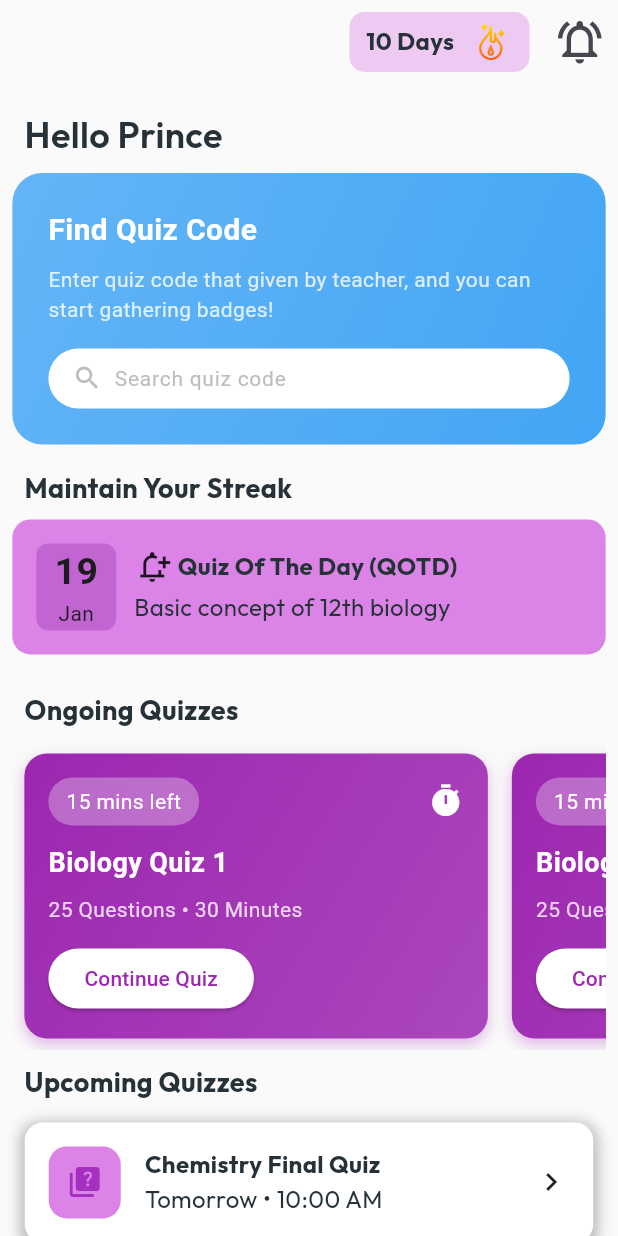
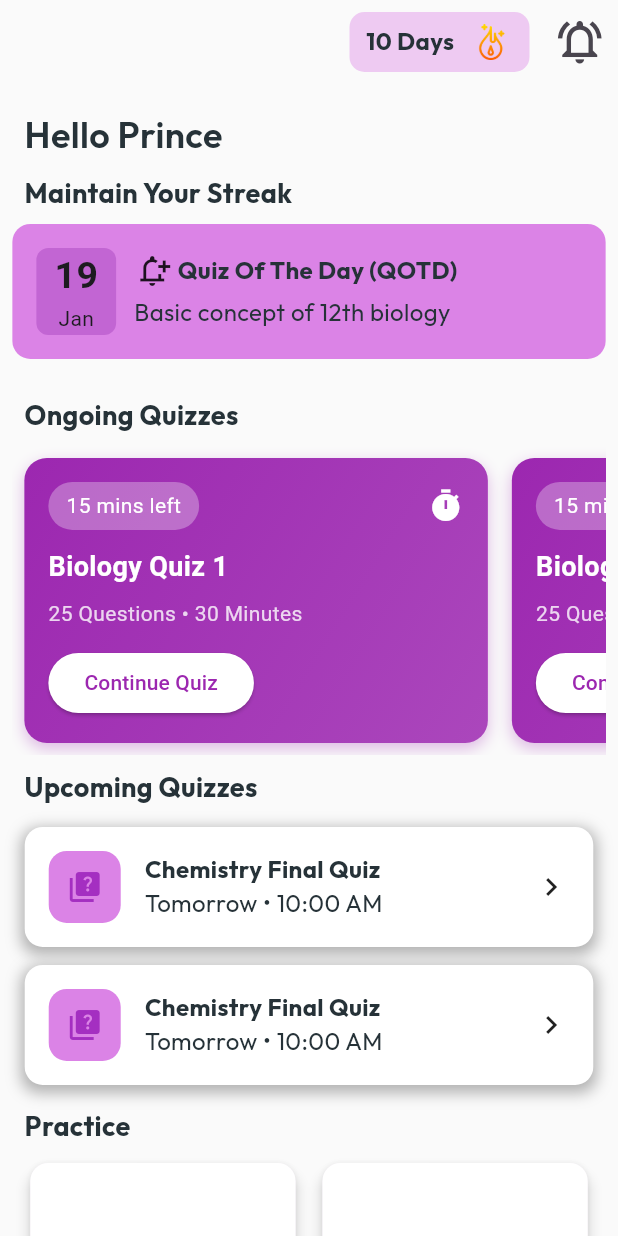
Before and after one commit to princebhagat08/Quiz-App, a Flutter app: the screen it shows after launch, on a phone screen of 412 x 824 dp. Run offline on Flutter 3.47's test engine with Material 3 defaults, Android fonts, the phone set to English and light mode, and no system bars; our stand-ins replace flutter_html, fluttertoast, get, google_fonts.

Commit message:
home page ui updated

```diff
--- a/lib/screens/home_screen.dart
+++ b/lib/screens/home_screen.dart
@@ -47,12 +47,12 @@
                   padding: const EdgeInsets.only(left: 8.0, bottom: 0.8),
                   child: Text('Hello Prince', style: xLargeBoldText),
                 ),
-                _buildTopCard(),
+                // _buildTopCard(),
                 _buildSessionReminderCard(),
                 _buildOngoingQuizzes(),
                 _buildUpcomingQuizzes(),
                 _buildPracticeSection(),
-                _buildReadingSection(),
+                // _buildReadingSection(),
                 _buildStudyMaterialsSection(),
               ],
             ),
@@ -88,77 +88,7 @@
     );
   }
 
-  Widget _buildTopCard() {
-    return Container(
-      margin: const EdgeInsets.symmetric(vertical: 8),
-      padding: const EdgeInsets.all(24),
-      decoration: BoxDecoration(
-        gradient: LinearGradient(
-          colors: [
-            Colors.blue[300]!,
-            Colors.blue[400]!,
-          ],
-          begin: Alignment.topLeft,
-          end: Alignment.bottomRight,
-        ),
-        borderRadius: BorderRadius.circular(20),
-      ),
-      child: Column(
-        crossAxisAlignment: CrossAxisAlignment.start,
-        children: [
-          Text(
-            "Find Quiz Code",
-            style: TextStyle(
-              fontSize: 20,
-              fontWeight: FontWeight.w600,
-              color: Colors.white,
-            ),
-          ),
-          const SizedBox(height: 8),
-          Text(
-            "Enter quiz code that given by teacher, and you can start gathering badges!",
-            style: TextStyle(
-              fontSize: 14,
-              color: Colors.white.withOpacity(0.8),
-            ),
-          ),
-          const SizedBox(height: 16),
-          Container(
-            padding: const EdgeInsets.symmetric(horizontal: 16, vertical: 8),
-            decoration: BoxDecoration(
-              color: Colors.white,
-              borderRadius: BorderRadius.circular(30),
-            ),
-            child: Row(
-              children: [
-                Icon(
-                  Icons.search,
-                  color: Colors.grey[400],
-                  size: 20,
-                ),
-                const SizedBox(width: 8),
-                Expanded(
-                  child: TextField(
-                    focusNode: _textFieldFocusNode,
-                    decoration: InputDecoration(
-                      hintText: "Search quiz code",
-                      hintStyle: TextStyle(
-                        color: Colors.grey[400],
-                        fontSize: 14,
-                      ),
-                      border: InputBorder.none,
-                      isDense: true,
-                      contentPadding: EdgeInsets.zero,
-                    ),
-                  ),
-                ),
-              ],
-            ),
-          ),
-        ],
-      ),
-    );
-  }
+
 
   Widget _buildSessionReminderCard() {
     DateTime today = DateTime.now();
@@ -460,72 +390,22 @@
     );
   }
 
-  Widget _buildReadingSection() {
-    return Column(
-      crossAxisAlignment: CrossAxisAlignment.start,
-      children: [
-        Padding(
-          padding: const EdgeInsets.all(8.0),
-          child: Text('Reading Material', style: largeBoldText),
+
+
+  Widget _buildKeywordChip(String keyword) {
+    return Container(
+      padding: EdgeInsets.symmetric(horizontal: 8, vertical: 4),
+      decoration: BoxDecoration(
+        color: Color(0xFF9C27B0).withOpacity(0.1),
+        borderRadius: BorderRadius.circular(12),
+      ),
+      child: Text(
+        keyword,
+        style: TextStyle(
+          fontSize: 12,
+          color: Color(0xFF9C27B0),
         ),
-        SizedBox(
-          height: MediaQuery.of(Get.context!).size.height * 0.22,
-          child: ListView.builder(
-            scrollDirection: Axis.horizontal,
-            itemCount: 3,
-            itemBuilder: (context, index) {
-              return Container(
-                width: MediaQuery.of(context).size.width * 0.4,
-                margin: EdgeInsets.all(8),
-                decoration: BoxDecoration(
-                  color: Colors.white,
-                  borderRadius: BorderRadius.circular(12),
-                  boxShadow: [
-                    BoxShadow(
-                      color: Colors.grey.withOpacity(0.8),
-                      spreadRadius: 2,
-                      blurRadius: 8,
-                      offset: Offset(0, 3),
-                    ),
-                  ],
-                ),
-                child: Column(
-                  mainAxisAlignment: MainAxisAlignment.center,
-                  children: [
-                    Icon(
-                      Icons.book_online,
-                      size: 40,
-                      color: Color(0xFF9C27B0), // Purple primary
-                    ),
-                    SizedBox(height: 8),
-                    Text('Chapter ${index + 1}',
-                        style: TextStyle(
-                          fontSize: 16,
-                          fontWeight: FontWeight.bold,
-                          color: Color(0xFF4A4A4A),
-                        )),
-                    Text('Biology',
-                        style: TextStyle(
-                          fontSize: 14,
-                          color: Color(0xFF757575),
-                        )),
-                    SizedBox(height: 8),
-                    ElevatedButton(
-                      onPressed: () {},
-                      child: Text('Read'),
-                      style: ElevatedButton.styleFrom(
-                        backgroundColor: Color(0xFF9C27B0), // Purple primary
-                        foregroundColor: Colors.white,
-                        elevation: 2,
-                      ),
-                    ),
-                  ],
-                ),
-              );
-            },
-          ),
-        ),
-      ],
+      ),
     );
   }
 
--- a/lib/screens/review_screen.dart
+++ b/lib/screens/review_screen.dart
@@ -147,7 +147,7 @@
             top: mq.height * 0.45,
             left: 10,
             right: 10,
-            bottom: 60, // Keep space for bottom buttons
+            bottom: 80, // Keep space for bottom buttons
             child: SingleChildScrollView(
               child: Obx(() {
                 if (quizController.isLoading.value) {
@@ -175,7 +175,7 @@
                       padding: const EdgeInsets.symmetric(horizontal: 8.0),
                       child: Text(
                         quizController.currentQuestion!.detailedSolution!,
-                        style: xLargeText,
+                        style: mediumText,
                         textAlign: TextAlign.justify,
                       ),
                     ),
@@ -281,9 +281,5 @@
     );
   }
 
-  // @override
-  // void dispose() {
-  //   quizController.exitReviewMode();
-  //   super.dispose();
-  // }
+
 }
```
